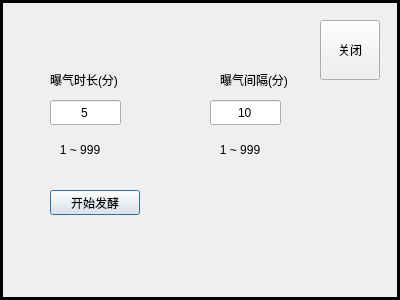
The window that Hqsw/customfersettingdialog.ui (hqtecheptech/MagicPill) describes before a commit, drawn with Qt 5.
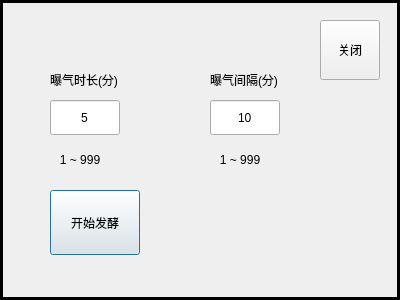
The same window after the commit.

```diff
--- a/Hqsw/customfersettingdialog.ui
+++ b/Hqsw/customfersettingdialog.ui
@@ -29,7 +29,7 @@
   <widget class="QLabel" name="label2">
    <property name="geometry">
     <rect>
-     <x>220</x>
+     <x>210</x>
      <y>70</y>
      <width>90</width>
      <height>20</height>
@@ -44,8 +44,8 @@
     <rect>
      <x>50</x>
      <y>100</y>
-     <width>71</width>
-     <height>25</height>
+     <width>70</width>
+     <height>35</height>
     </rect>
    </property>
    <property name="text">
@@ -60,8 +60,8 @@
     <rect>
      <x>210</x>
      <y>100</y>
-     <width>71</width>
-     <height>25</height>
+     <width>70</width>
+     <height>35</height>
     </rect>
    </property>
    <property name="inputMask">
@@ -80,7 +80,7 @@
      <x>50</x>
      <y>190</y>
      <width>90</width>
-     <height>25</height>
+     <height>65</height>
     </rect>
    </property>
    <property name="text">
@@ -91,7 +91,7 @@
    <property name="geometry">
     <rect>
      <x>40</x>
-     <y>140</y>
+     <y>150</y>
      <width>80</width>
      <height>20</height>
     </rect>
@@ -107,7 +107,7 @@
    <property name="geometry">
     <rect>
      <x>200</x>
-     <y>140</y>
+     <y>150</y>
      <width>80</width>
      <height>20</height>
     </rect>
```
